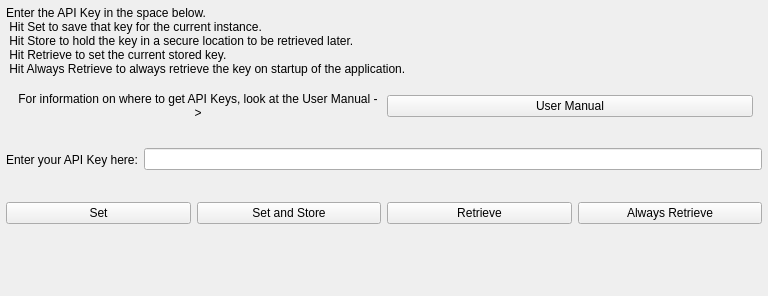
Old version of the form howdyCoder/ui/qtUiFiles/keySetWidget.ui in the repository rmallow/howdyCoder.
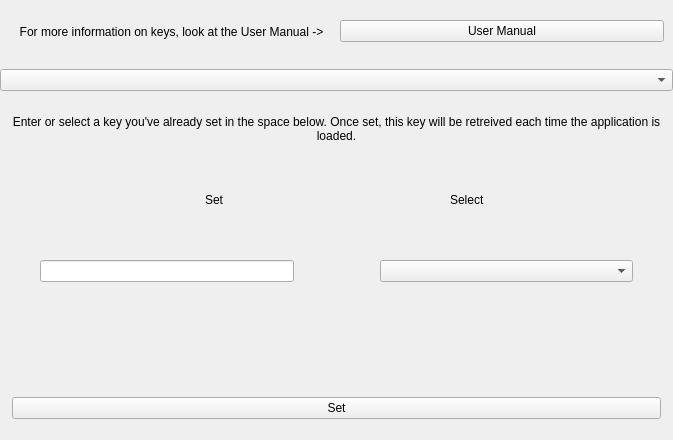
New version of the form.

What changed in the file:
```diff
--- a/howdyCoder/ui/qtUiFiles/keySetWidget.ui
+++ b/howdyCoder/ui/qtUiFiles/keySetWidget.ui
@@ -6,8 +6,8 @@
    <rect>
     <x>0</x>
     <y>0</y>
-    <width>768</width>
-    <height>296</height>
+    <width>673</width>
+    <height>440</height>
    </rect>
   </property>
   <property name="windowTitle">
@@ -15,28 +15,17 @@
   </property>
   <layout class="QVBoxLayout" name="verticalLayout">
    <property name="leftMargin">
-    <number>6</number>
+    <number>0</number>
    </property>
    <property name="topMargin">
-    <number>6</number>
+    <number>0</number>
    </property>
    <property name="rightMargin">
-    <number>6</number>
+    <number>0</number>
    </property>
    <property name="bottomMargin">
-    <number>6</number>
+    <number>0</number>
    </property>
-   <item>
-    <widget class="QLabel" name="label">
-     <property name="text">
-      <string>Enter the API Key in the space below. 
- Hit Set to save that key for the current instance. 
- Hit Store to hold the key in a secure location to be retrieved later. 
- Hit Retrieve to set the current stored key. 
- Hit Always Retrieve to always retrieve the key on startup of the application.</string>
-     </property>
-    </widget>
-   </item>
    <item>
     <widget class="QWidget" name="widget_2" native="true">
      <layout class="QHBoxLayout" name="horizontalLayout_4">
@@ -49,7 +38,7 @@
          </sizepolicy>
         </property>
         <property name="text">
-         <string>For information on where to get API Keys, look at the User Manual -&gt;</string>
+         <string>For more information on keys, look at the User Manual -&gt;</string>
         </property>
         <property name="alignment">
          <set>Qt::AlignCenter</set>
@@ -75,6 +64,68 @@
      </layout>
     </widget>
    </item>
+   <item>
+    <widget class="QComboBox" name="key_choice_combo">
+     <property name="sizePolicy">
+      <sizepolicy hsizetype="Preferred" vsizetype="Fixed">
+       <horstretch>0</horstretch>
+       <verstretch>1</verstretch>
+      </sizepolicy>
+     </property>
+    </widget>
+   </item>
+   <item>
+    <widget class="QLabel" name="label">
+     <property name="text">
+      <string>Enter or select a key you've already set in the space below. Once set, this key will be retreived each time the application is loaded.</string>
+     </property>
+     <property name="alignment">
+      <set>Qt::AlignCenter</set>
+     </property>
+     <property name="wordWrap">
+      <bool>true</bool>
+     </property>
+    </widget>
+   </item>
+   <item>
+    <widget class="QWidget" name="widget_3" native="true">
+     <property name="minimumSize">
+      <size>
+       <width>0</width>
+       <height>50</height>
+      </size>
+     </property>
+     <layout class="QHBoxLayout" name="horizontalLayout_5">
+      <item>
+       <widget class="QLabel" name="label_4">
+        <property name="text">
+         <string>Set</string>
+        </property>
+        <property name="alignment">
+         <set>Qt::AlignRight|Qt::AlignTrailing|Qt::AlignVCenter</set>
+        </property>
+       </widget>
+      </item>
+      <item>
+       <widget class="QWidget" name="toggle_switch_box" native="true">
+        <property name="minimumSize">
+         <size>
+          <width>0</width>
+          <height>50</height>
+         </size>
+        </property>
+       </widget>
+      </item>
+      <item>
+       <widget class="QLabel" name="label_5">
+        <property name="text">
+         <string>Select</string>
+        </property>
+       </widget>
+      </item>
+     </layout>
+    </widget>
+   </item>
    <item>
     <widget class="QWidget" name="api_box" native="true">
      <layout class="QHBoxLayout" name="horizontalLayout">
@@ -91,14 +142,26 @@
        <number>0</number>
       </property>
       <item>
-       <widget class="QLabel" name="api_label">
-        <property name="text">
-         <string>Enter your API Key here:</string>
+       <spacer name="horizontalSpacer_2">
+        <property name="orientation">
+         <enum>Qt::Horizontal</enum>
         </property>
-       </widget>
+        <property name="sizeHint" stdset="0">
+         <size>
+          <width>40</width>
+          <height>20</height>
+         </size>
+        </property>
+       </spacer>
       </item>
       <item>
        <widget class="QLineEdit" name="api_key_edit">
+        <property name="sizePolicy">
+         <sizepolicy hsizetype="Expanding" vsizetype="Fixed">
+          <horstretch>1</horstretch>
+          <verstretch>0</verstretch>
+         </sizepolicy>
+        </property>
         <property name="minimumSize">
          <size>
           <width>200</width>
@@ -107,51 +170,47 @@
         </property>
        </widget>
       </item>
-     </layout>
-    </widget>
-   </item>
-   <item>
-    <widget class="QWidget" name="widget" native="true">
-     <layout class="QHBoxLayout" name="horizontalLayout_3">
-      <property name="leftMargin">
-       <number>0</number>
-      </property>
-      <property name="topMargin">
-       <number>0</number>
-      </property>
-      <property name="rightMargin">
-       <number>0</number>
-      </property>
-      <property name="bottomMargin">
-       <number>0</number>
-      </property>
       <item>
-       <widget class="QPushButton" name="set_button">
-        <property name="text">
-         <string>Set</string>
+       <spacer name="horizontalSpacer">
+        <property name="orientation">
+         <enum>Qt::Horizontal</enum>
         </property>
-       </widget>
-      </item>
-      <item>
-       <widget class="QPushButton" name="store_button">
-        <property name="text">
-         <string>Set and Store</string>
+        <property name="sizeHint" stdset="0">
+         <size>
+          <width>80</width>
+          <height>20</height>
+         </size>
         </property>
-       </widget>
+       </spacer>
       </item>
       <item>
-       <widget class="QPushButton" name="retrieve_button">
-        <property name="text">
-         <string>Retrieve</string>
+       <widget class="QComboBox" name="key_select_combo">
+        <property name="sizePolicy">
+         <sizepolicy hsizetype="Preferred" vsizetype="Fixed">
+          <horstretch>1</horstretch>
+          <verstretch>0</verstretch>
+         </sizepolicy>
         </property>
+        <property name="minimumSize">
+         <size>
+          <width>200</width>
+          <height>0</height>
+         </size>
+        </property>
        </widget>
       </item>
       <item>
-       <widget class="QPushButton" name="always_retrieve_button">
-        <property name="text">
-         <string>Always Retrieve</string>
+       <spacer name="horizontalSpacer_3">
+        <property name="orientation">
+         <enum>Qt::Horizontal</enum>
         </property>
-       </widget>
+        <property name="sizeHint" stdset="0">
+         <size>
+          <width>40</width>
+          <height>20</height>
+         </size>
+        </property>
+       </spacer>
       </item>
      </layout>
     </widget>
@@ -218,6 +277,37 @@
      </layout>
     </widget>
    </item>
+   <item>
+    <widget class="QWidget" name="widget" native="true">
+     <property name="minimumSize">
+      <size>
+       <width>0</width>
+       <height>50</height>
+      </size>
+     </property>
+     <layout class="QHBoxLayout" name="horizontalLayout_3">
+      <property name="leftMargin">
+       <number>12</number>
+      </property>
+      <property name="topMargin">
+       <number>12</number>
+      </property>
+      <property name="rightMargin">
+       <number>12</number>
+      </property>
+      <property name="bottomMargin">
+       <number>12</number>
+      </property>
+      <item>
+       <widget class="QPushButton" name="set_button">
+        <property name="text">
+         <string>Set</string>
+        </property>
+       </widget>
+      </item>
+     </layout>
+    </widget>
+   </item>
   </layout>
  </widget>
  <resources/>
```
